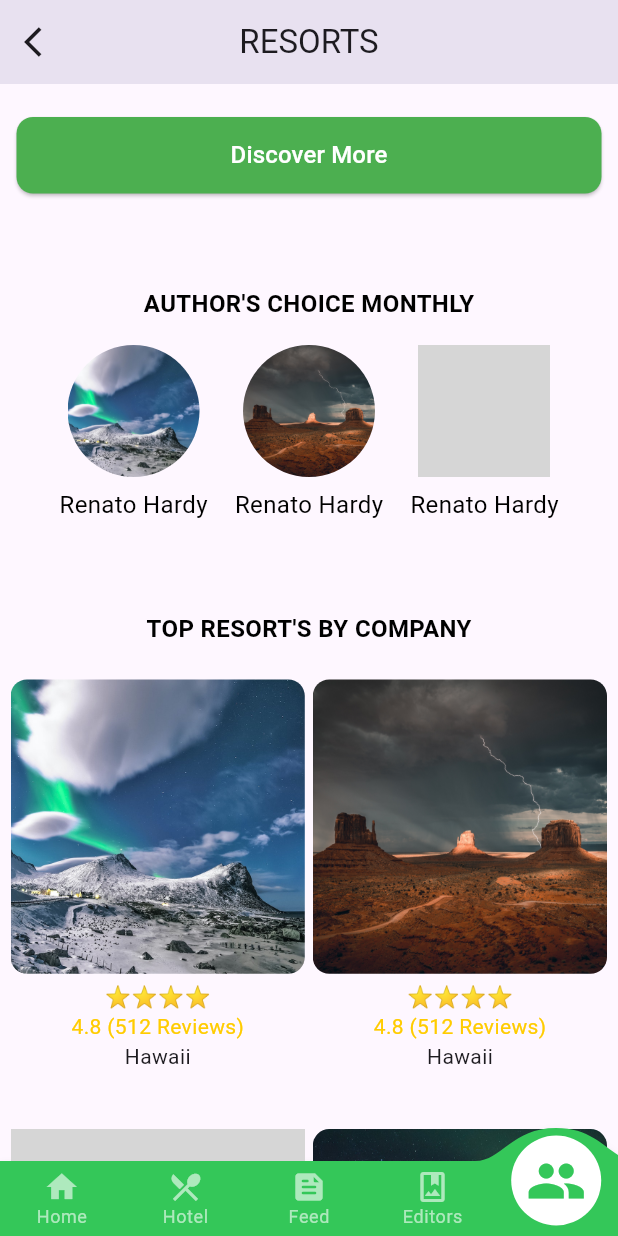
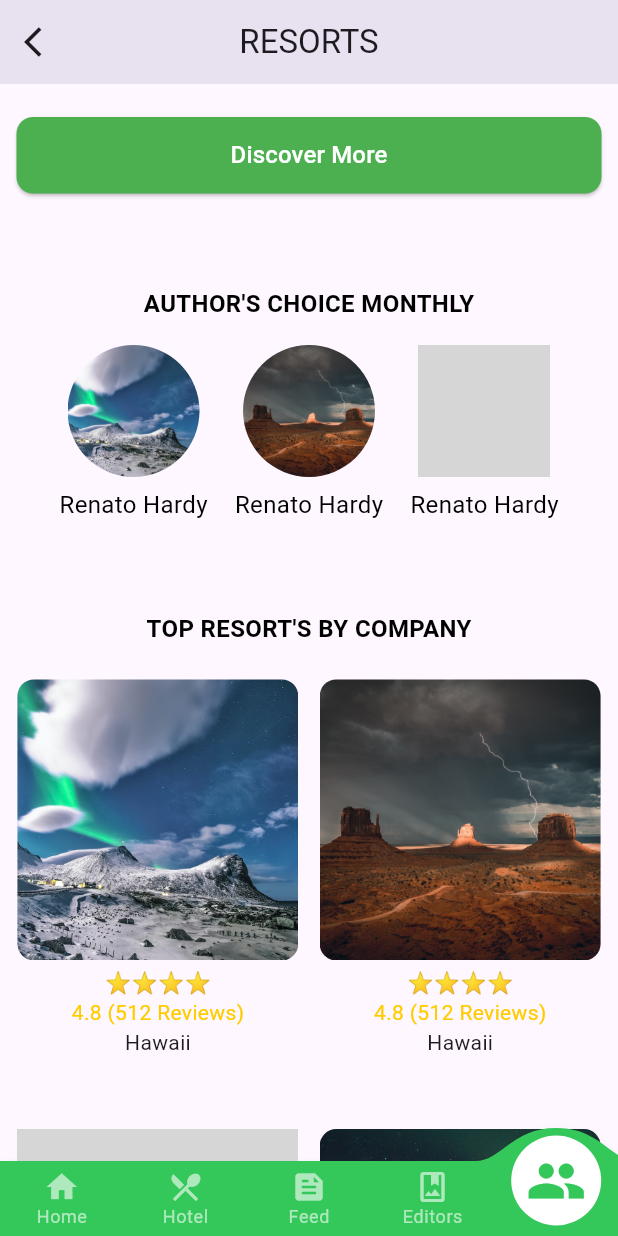
Before and after one commit to M-Huzaifa-981/tourism, a Flutter app: the screen it shows after launch, item 5 of the bottom bar chosen, scrolled down 576 dp, on a phone screen of 412 x 824 dp. Run offline on Flutter 3.47's test engine with Material 3 defaults, Android fonts, the light colour scheme and no system bars; drawn by our look-alikes of convex_bottom_bar; our stand-ins replace badges, carousel_slider; missing offline and left inert: flutter_image_stack; grey boxes are pictures that could not be loaded.

Commit message:
feature resorts

```diff
--- a/lib/screens/feature_resorts_screen.dart
+++ b/lib/screens/feature_resorts_screen.dart
@@ -251,10 +251,11 @@
                         onTap: (){
                           Navigator.push(context, MaterialPageRoute(builder: (context)=> FavoriteResortScreen()));
                         },
+                        child: Center(
                           child: imageInfoCard(
                             imageCardInfo: cardData,
                             infoAlign: CrossAxisAlignment.center,
-                          imageSize: Size(width/2.1, width/2.1),
+                            imageSize: Size(width/2.2, width/2.2),
                             linearGradient: LinearGradient(
                               colors: [Colors.transparent, Colors.transparent],
                               begin: Alignment.topCenter,
@@ -262,6 +263,7 @@
                             ),
                             isShowCardInfo: true,
                             borderRadius: 11,
+                          ),
                         ),
                       );
                     },
```
Lines whose indentation alone changed are shown as unchanged.
